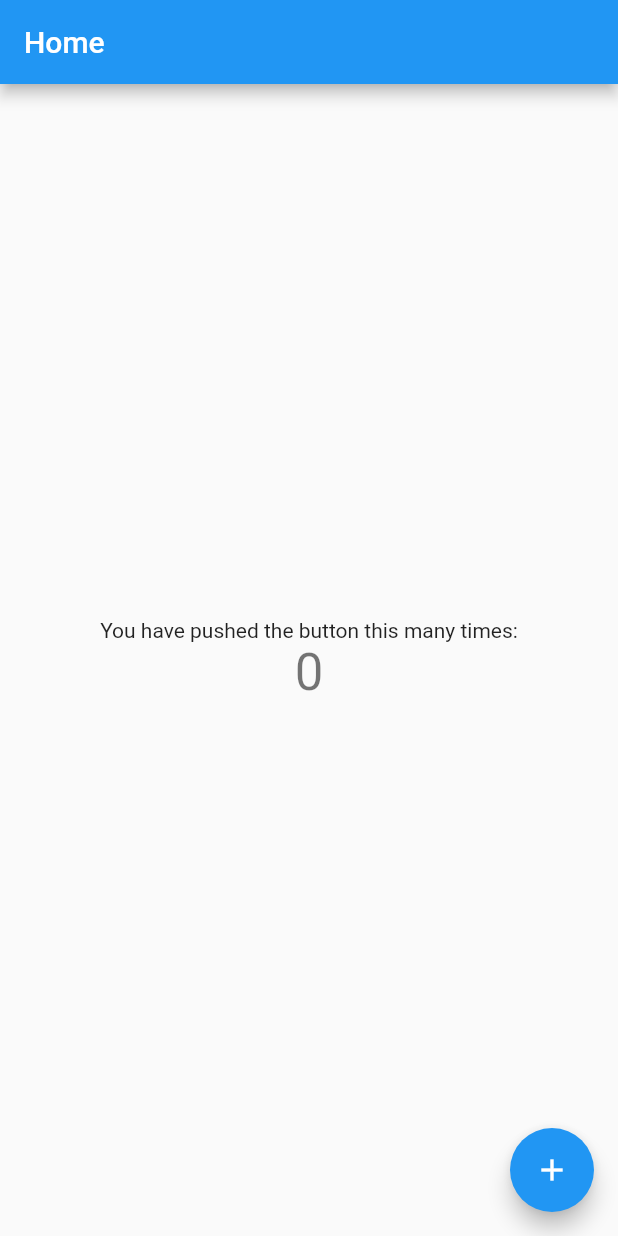
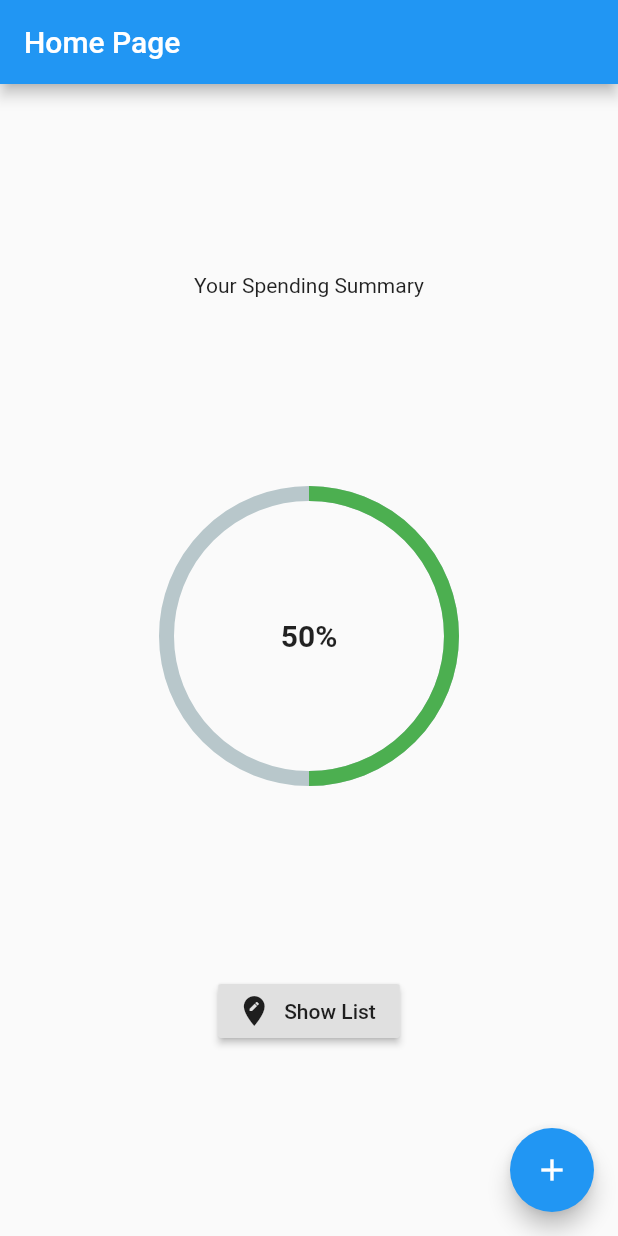
Before and after one commit to cyshe/uoft_hacks2021, a Flutter app: the screen it shows after launch, on a phone screen of 412 x 824 dp. Run offline on Flutter 3.47's test engine with Material 2 defaults, Android fonts, the phone set to English and light mode, and no system bars; drawn by our look-alikes of percent_indicator.

Commit message:
Basic home page

```diff
--- a/lib/Pages/HomePage.dart
+++ b/lib/Pages/HomePage.dart
@@ -1,4 +1,5 @@
 import 'package:flutter/material.dart';
+import 'package:percent_indicator/percent_indicator.dart';
 
 class HomePage extends StatefulWidget {
   HomePage({Key key, this.title}) : super(key: key);
@@ -20,15 +21,13 @@ class HomePage extends StatefulWidget {
 
 class _HomePageState extends State<HomePage> {
   int _counter = 0;
+  double total = 1.0;
+  double spend = 0.5;
 
   void _incrementCounter() {
     setState(() {
-      // This call to setState tells the Flutter framework that something has
-      // changed in this State, which causes it to rerun the build method below
-      // so that the display can reflect the updated values. If we changed
-      // _counter without calling setState(), then the build method would not be
-      // called again, and so nothing would appear to happen.
-      _counter++;
+      print("Button has been pushed");
+      Navigator.pushNamed(context, '/lists');
     });
   }
 
@@ -42,19 +41,30 @@ class _HomePageState extends State<HomePage> {
     // than having to individually change instances of widgets.
     return Scaffold(
       appBar: AppBar(
-        title: Text("Home"),
+        title: Text("Home Page"),
       ),
       body: Center(
         child: Column(
-          mainAxisAlignment: MainAxisAlignment.center,
+          mainAxisAlignment: MainAxisAlignment.spaceEvenly,
           children: <Widget>[
-            // TODO: Change counter text into two bars
             Text(
-              'You have pushed the button this many times:',
+              'Your Spending Summary',
             ),
-            Text(
-              '$_counter',
-              style: Theme.of(context).textTheme.headline4,
+            new CircularPercentIndicator(
+              radius: 200.0,
+              lineWidth: 10.0,
+              percent: spend/total,
+              center: new Text(
+                (spend/total*100).toInt().toString()+"%",
+                  style: new TextStyle(fontWeight: FontWeight.bold, fontSize: 20.0)
+              ),
+              progressColor: Colors.green,
+            ),
+            RaisedButton.icon(
+              onPressed: _incrementCounter,
+              icon: Icon(Icons.edit_location),
+              label:
+                Text("Show List"),
             ),
           ],
         ),
@@ -63,7 +73,7 @@ class _HomePageState extends State<HomePage> {
         onPressed: _incrementCounter,
         tooltip: 'Increment',
         child: Icon(Icons.add),
-      ), // This trailing comma makes auto-formatting nicer for build methods.
+      ),
     );
   }
 }
--- a/pubspec.yaml
+++ b/pubspec.yaml
@@ -23,6 +23,7 @@ environment:
 dependencies:
   flutter:
     sdk: flutter
+  percent_indicator: "^2.1.7+2"
 
 
   # The following adds the Cupertino Icons font to your application.
```
